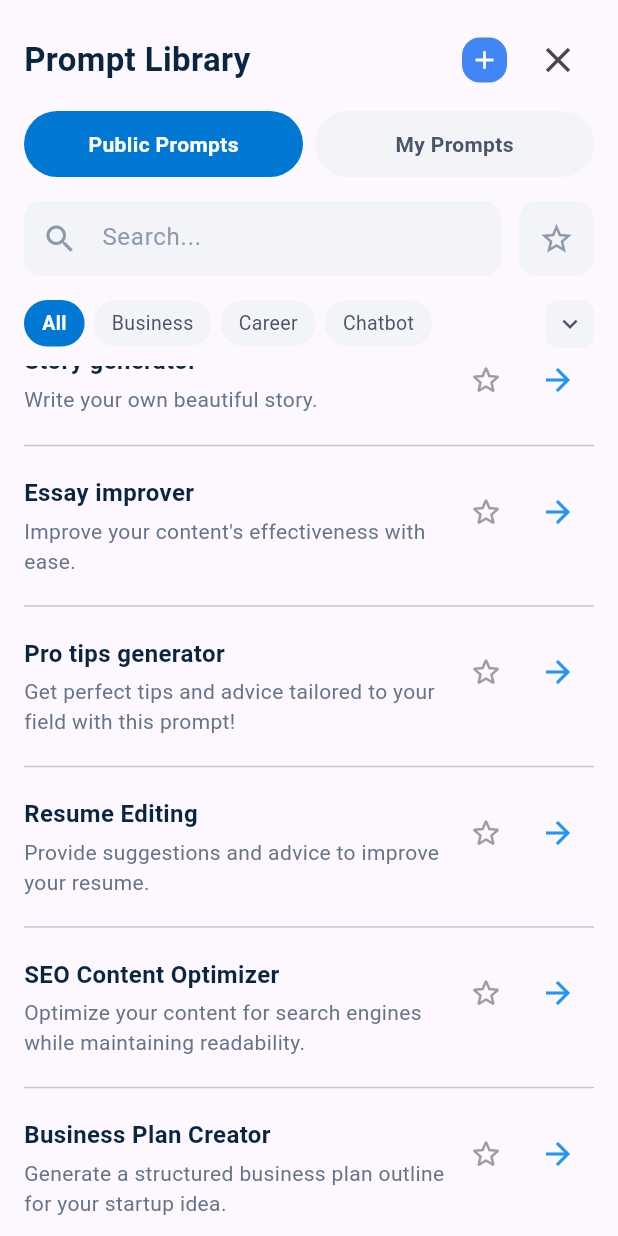
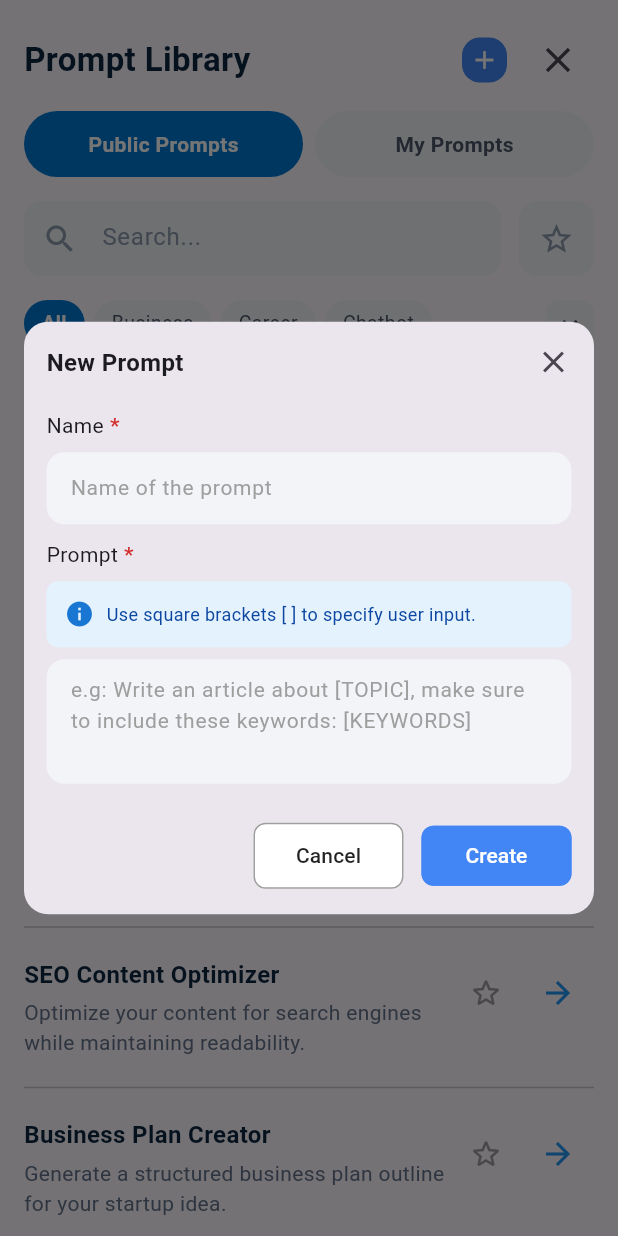
Before and after one commit to npt306/AMP-AI-ChatApp, a Flutter app: the PromptLibraryScreen screen opened directly, scrolled down 241 dp, after a tap on the "add" icon, on a phone screen of 412 x 824 dp. Run offline on Flutter 3.47's test engine with Material 3 defaults, Android fonts, the phone set to English and light mode, and no system bars.

Commit message:
create prompt dialog

```diff
--- /dev/null
+++ b/lib/screens/prompt_library_screen/create_prompt_dialog.dart
@@ -0,0 +1,277 @@
+import 'package:flutter/material.dart';
+
+class CreatePromptDialog extends StatefulWidget {
+  final Function(String name, String promptText) onSave;
+
+  const CreatePromptDialog({
+    super.key,
+    required this.onSave,
+  });
+
+  @override
+  State<CreatePromptDialog> createState() => _CreatePromptDialogState();
+}
+
+class _CreatePromptDialogState extends State<CreatePromptDialog> {
+  final TextEditingController _nameController = TextEditingController();
+  final TextEditingController _promptController = TextEditingController();
+  final _formKey = GlobalKey<FormState>();
+
+  @override
+  void dispose() {
+    _nameController.dispose();
+    _promptController.dispose();
+    super.dispose();
+  }
+
+  @override
+  Widget build(BuildContext context) {
+    return Dialog(
+      insetPadding: const EdgeInsets.symmetric(horizontal: 16),
+      shape: RoundedRectangleBorder(
+        borderRadius: BorderRadius.circular(16),
+      ),
+      child: Container(
+        width: double.infinity,
+        constraints: BoxConstraints(
+          maxWidth: MediaQuery.of(context).size.width,
+          maxHeight: MediaQuery.of(context).size.height * 0.8,
+        ),
+        padding: const EdgeInsets.all(15),
+        child: Column(
+          mainAxisSize: MainAxisSize.min,
+          crossAxisAlignment: CrossAxisAlignment.start,
+          children: [
+            // Header với tiêu đề và nút đóng
+            Row(
+              mainAxisAlignment: MainAxisAlignment.spaceBetween,
+              children: [
+                const Text(
+                  'New Prompt',
+                  style: TextStyle(
+                    fontSize: 16,
+                    fontWeight: FontWeight.bold,
+                  ),
+                ),
+                IconButton(
+                  iconSize: 24,
+                  icon: const Icon(Icons.close),
+                  onPressed: () => Navigator.of(context).pop(),
+                  padding: EdgeInsets.zero,
+                  style: IconButton.styleFrom(
+                    padding: EdgeInsets.zero,
+                    tapTargetSize: MaterialTapTargetSize.shrinkWrap,
+                  ),
+                  visualDensity:
+                      const VisualDensity(horizontal: -4, vertical: -4),
+                  constraints: const BoxConstraints(),
+                ),
+              ],
+            ),
+            const SizedBox(height: 20),
+
+            // Name field
+            Row(
+              children: [
+                const Text(
+                  'Name',
+                  style: TextStyle(
+                    fontSize: 14,
+                  ),
+                ),
+                const SizedBox(width: 4),
+                Text(
+                  '*',
+                  style: TextStyle(
+                    fontSize: 14,
+                    fontWeight: FontWeight.bold,
+                    color: Colors.red[700],
+                  ),
+                ),
+              ],
+            ),
+            const SizedBox(height: 8),
+            TextFormField(
+              style: const TextStyle(fontSize: 14),
+              controller: _nameController,
+              decoration: InputDecoration(
+                hintText: 'Name of the prompt',
+                hintStyle: const TextStyle(color: Colors.grey),
+                filled: true,
+                fillColor: const Color(0xFFF2F4F7),
+                border: OutlineInputBorder(
+                  borderRadius: BorderRadius.circular(12),
+                  borderSide: BorderSide.none,
+                ),
+                enabledBorder: OutlineInputBorder(
+                  borderRadius: BorderRadius.circular(12),
+                  borderSide: BorderSide.none,
+                ),
+                focusedBorder: OutlineInputBorder(
+                  borderRadius: BorderRadius.circular(12),
+                  borderSide: BorderSide.none,
+                ),
+                contentPadding: const EdgeInsets.symmetric(
+                  horizontal: 12,
+                  vertical: 0,
+                ),
+              ),
+              validator: (value) {
+                if (value == null || value.isEmpty) {
+                  return 'Please enter a name';
+                }
+                return null;
+              },
+            ),
+            const SizedBox(height: 10),
+
+            // Prompt field
+            Row(
+              children: [
+                const Text(
+                  'Prompt',
+                  style: TextStyle(
+                    fontSize: 14,
+                  ),
+                ),
+                const SizedBox(width: 4),
+                Text(
+                  '*',
+                  style: TextStyle(
+                    fontSize: 14,
+                    fontWeight: FontWeight.bold,
+                    color: Colors.red[700],
+                  ),
+                ),
+              ],
+            ),
+            const SizedBox(height: 8),
+
+            // Info box
+            Container(
+              padding: const EdgeInsets.all(12),
+              decoration: BoxDecoration(
+                color: const Color(0xFFE3F2FD),
+                borderRadius: BorderRadius.circular(8),
+              ),
+              child: Row(
+                children: [
+                  Icon(Icons.info, color: Colors.blue[700], size: 20),
+                  const SizedBox(width: 8),
+                  const Expanded(
+                    child: Text(
+                      'Use square brackets [ ] to specify user input.',
+                      style: TextStyle(
+                        color: Color(0xFF0D47A1),
+                        fontSize: 12,
+                      ),
+                    ),
+                  ),
+                ],
+              ),
+            ),
+            const SizedBox(height: 8),
+
+            // Prompt text field
+            TextFormField(
+              style: const TextStyle(fontSize: 14),
+              controller: _promptController,
+              decoration: InputDecoration(
+                hintText:
+                    'e.g: Write an article about [TOPIC], make sure to include these keywords: [KEYWORDS]',
+                hintStyle: const TextStyle(color: Colors.grey),
+                filled: true,
+                fillColor: const Color(0xFFF2F4F7),
+                border: OutlineInputBorder(
+                  borderRadius: BorderRadius.circular(12),
+                  borderSide: BorderSide.none,
+                ),
+                enabledBorder: OutlineInputBorder(
+                  borderRadius: BorderRadius.circular(12),
+                  borderSide: BorderSide.none,
+                ),
+                focusedBorder: OutlineInputBorder(
+                  borderRadius: BorderRadius.circular(12),
+                  borderSide: BorderSide.none,
+                ),
+                contentPadding: const EdgeInsets.symmetric(
+                  horizontal: 12,
+                  vertical: 10,
+                ),
+              ),
+              maxLines: 5,
+              minLines: 3,
+              validator: (value) {
+                if (value == null || value.isEmpty) {
+                  return 'Please enter a prompt';
+                }
+                return null;
+              },
+            ),
+            const SizedBox(height: 24),
+
+            // Action buttons
+            Row(
+              mainAxisAlignment: MainAxisAlignment.end,
+              children: [
+                OutlinedButton(
+                  onPressed: () => Navigator.of(context).pop(),
+                  style: OutlinedButton.styleFrom(
+                    backgroundColor: Colors.white,
+                    padding: const EdgeInsets.symmetric(
+                      horizontal: 24,
+                      vertical: 12,
+                    ),
+                    minimumSize: const Size(100, 40),
+                    maximumSize: const Size(200, 50),
+                    shape: RoundedRectangleBorder(
+                      borderRadius: BorderRadius.circular(8),
+                    ),
+                    side: const BorderSide(color: Colors.grey),
+                  ),
+                  child: const Text(
+                    'Cancel',
+                    style: TextStyle(
+                      color: Colors.black87,
+                      fontWeight: FontWeight.w500,
+                      fontSize: 14,
+                    ),
+                  ),
+                ),
+                const SizedBox(width: 12),
+                ElevatedButton(
+                  onPressed: () {},
+                  style: ElevatedButton.styleFrom(
+                    padding: const EdgeInsets.symmetric(
+                      horizontal: 24,
+                      vertical: 12,
+                    ),
+                    minimumSize: const Size(100, 40),
+                    maximumSize: const Size(200, 50),
+                    backgroundColor: const Color(0xFF4285F4),
+                    foregroundColor: Colors.white,
+                    shape: RoundedRectangleBorder(
+                      borderRadius: BorderRadius.circular(8),
+                      side: const BorderSide(
+                        color: Color(0xFF4285F4),
+                        width: 1,
+                      ),
+                    ),
+                    elevation: 0,
+                  ),
+                  child: const Text(
+                    'Create',
+                    style: TextStyle(
+                      fontSize: 14,
+                      fontWeight: FontWeight.w500,
+                    ),
+                  ),
+                ),
+              ],
+            ),
+          ],
+        ),
+      ),
+    );
+  }
+}
--- a/lib/screens/prompt_library_screen/prompt_library_screen.dart
+++ b/lib/screens/prompt_library_screen/prompt_library_screen.dart
@@ -1,6 +1,8 @@
 import 'package:flutter/material.dart';
 import 'prompt.dart';
 import 'prompt_card.dart';
+import 'create_prompt_dialog.dart';
+
 class PromptLibraryScreen extends StatefulWidget {
   const PromptLibraryScreen({super.key});
 
@@ -62,7 +64,8 @@ class _PromptLibraryScreenState extends State<PromptLibraryScreen> {
     setState(() {
       final promptIndex = samplePrompts.indexWhere((p) => p.id == promptId);
       if (promptIndex != -1) {
-        samplePrompts[promptIndex].isFavorite = !samplePrompts[promptIndex].isFavorite;
+        samplePrompts[promptIndex].isFavorite =
+            !samplePrompts[promptIndex].isFavorite;
       }
     });
   }
@@ -104,9 +107,20 @@ class _PromptLibraryScreenState extends State<PromptLibraryScreen> {
                           child: IconButton(
                             padding: EdgeInsets.zero,
                             constraints: const BoxConstraints(),
-                            icon: const Icon(Icons.add, color: Colors.white, size: 20),
-                            onPressed: () {
-                              // Add new prompt functionality
+                            icon: const Icon(Icons.add,
+                                color: Colors.white, size: 20),
+                            onPressed: () => {
+                              showDialog(
+                                context: context,
+                                builder: (context) => CreatePromptDialog(
+                                  onSave: (name, promptText) {
+                                    // Here you would typically add the new prompt to your list
+
+                                    // Refresh the list
+                                    _filterPrompts();
+                                  },
+                                ),
+                              )
                             },
                           ),
                         ),
@@ -168,7 +182,8 @@ class _PromptLibraryScreenState extends State<PromptLibraryScreen> {
                         decoration: const InputDecoration(
                           hintText: 'Search...',
                           hintStyle: TextStyle(color: Color(0xFF8C9AAD)),
-                          prefixIcon: Icon(Icons.search, color: Color(0xFF8C9AAD)),
+                          prefixIcon:
+                              Icon(Icons.search, color: Color(0xFF8C9AAD)),
                           border: InputBorder.none,
                           focusedBorder: OutlineInputBorder(
                             borderSide: BorderSide.none,
@@ -192,7 +207,8 @@ class _PromptLibraryScreenState extends State<PromptLibraryScreen> {
                       borderRadius: BorderRadius.circular(12),
                     ),
                     child: IconButton(
-                      icon: const Icon(Icons.star_border, color: Color(0xFF8C9AAD)),
+                      icon: const Icon(Icons.star_border,
+                          color: Color(0xFF8C9AAD)),
                       onPressed: () {
                         // Show favorites functionality
                         ScaffoldMessenger.of(context).showSnackBar(
@@ -228,7 +244,8 @@ class _PromptLibraryScreenState extends State<PromptLibraryScreen> {
                                   });
                                 },
                                 child: Container(
-                                padding: const EdgeInsets.symmetric(horizontal: 12, vertical: 6),
+                                  padding: const EdgeInsets.symmetric(
+                                      horizontal: 12, vertical: 6),
                                   decoration: BoxDecoration(
                                     color: isSelected
                                         ? const Color(0xFF0078D4)
@@ -238,8 +255,12 @@ class _PromptLibraryScreenState extends State<PromptLibraryScreen> {
                                   child: Text(
                                     category,
                                     style: TextStyle(
-                                    color: isSelected ? Colors.white : const Color(0xFF4A5568),
-                                    fontWeight: isSelected ? FontWeight.bold : FontWeight.normal,
+                                      color: isSelected
+                                          ? Colors.white
+                                          : const Color(0xFF4A5568),
+                                      fontWeight: isSelected
+                                          ? FontWeight.bold
+                                          : FontWeight.normal,
                                       fontSize: 13,
                                     ),
                                   ),
@@ -265,7 +286,9 @@ class _PromptLibraryScreenState extends State<PromptLibraryScreen> {
                             borderRadius: BorderRadius.circular(8),
                           ),
                           child: Icon(
-                          _isExpanded ? Icons.keyboard_arrow_up : Icons.keyboard_arrow_down,
+                            _isExpanded
+                                ? Icons.keyboard_arrow_up
+                                : Icons.keyboard_arrow_down,
                             color: const Color(0xFF4A5568),
                             size: 20,
                           ),
@@ -298,15 +321,9 @@ class _PromptLibraryScreenState extends State<PromptLibraryScreen> {
                             prompt: prompt,
                             isPublicPrompt: _isPublicTab,
                             onToggleFavorite: () => _toggleFavorite(prompt.id),
-                            onTap: () {
-
-                            },
-                            onEdit: _isPublicTab ? null: (){
-
-                            },
-                            onDelete: _isPublicTab ? null: (){
-
-                            },
+                            onTap: () {},
+                            onEdit: _isPublicTab ? null : () {},
+                            onDelete: _isPublicTab ? null : () {},
                           );
                         },
                       ),
```
Also changed, not shown: 4 other files. Lines whose indentation alone changed are shown as unchanged.
